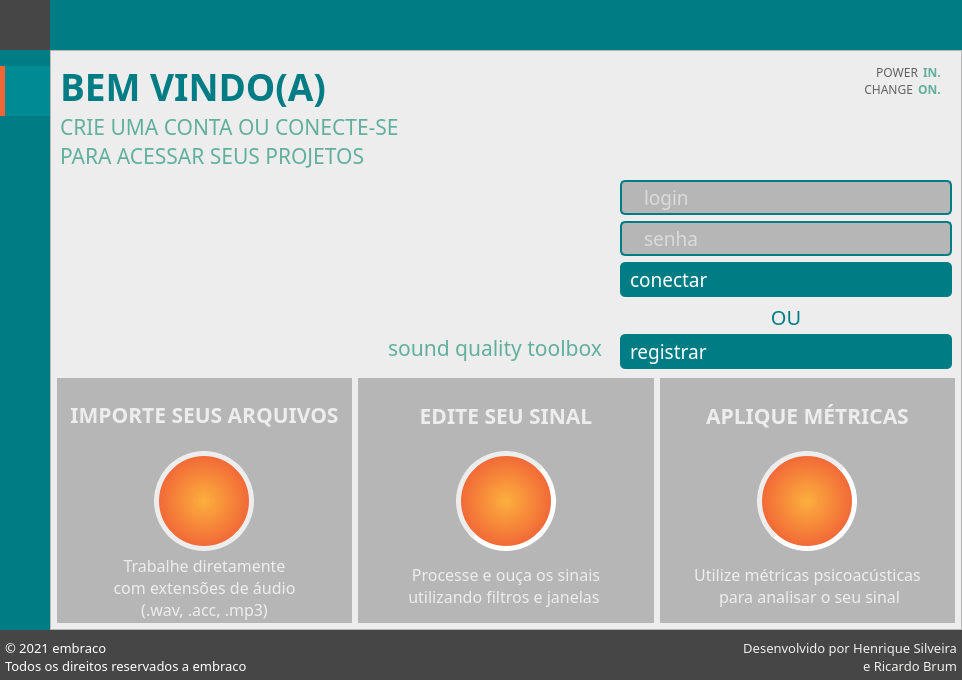
This is Forms/form.ui in henriquealende/PsychoBox as Qt 5 draws it before an edit. The edited form follows.
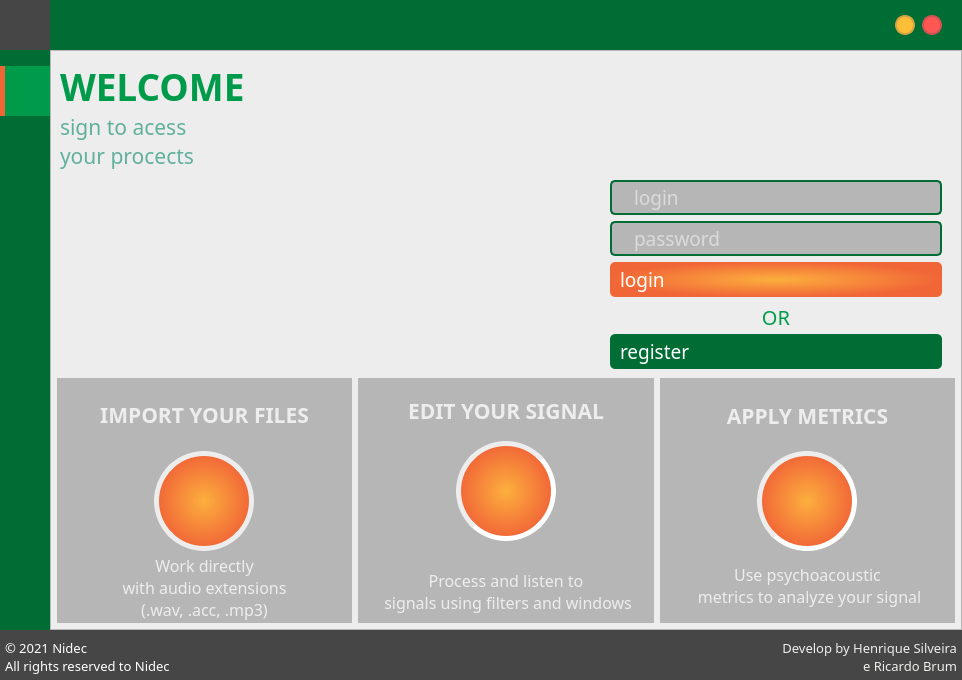
This is the edited form. Icons and pictures are not drawn.

Commit message: adding register, login and database

Patch:
```diff
--- a/Forms/form.ui
+++ b/Forms/form.ui
@@ -189,7 +189,7 @@
        <widget class="QFrame" name="frame_4">
         <property name="styleSheet">
          <string notr="true">QFrame{
-	background-color: rgb(0,124,132);
+	background-color : #006d34;
 }</string>
         </property>
         <property name="frameShape">
@@ -268,6 +268,15 @@
          </item>
          <item>
           <widget class="QFrame" name="frame_6">
+           <property name="maximumSize">
+            <size>
+             <width>75</width>
+             <height>16777215</height>
+            </size>
+           </property>
+           <property name="styleSheet">
+            <string notr="true"/>
+           </property>
            <property name="frameShape">
             <enum>QFrame::NoFrame</enum>
            </property>
@@ -279,39 +288,75 @@
              <number>0</number>
             </property>
             <property name="leftMargin">
-             <number>300</number>
+             <number>0</number>
             </property>
             <property name="topMargin">
              <number>0</number>
             </property>
             <property name="rightMargin">
-             <number>10</number>
+             <number>20</number>
             </property>
             <property name="bottomMargin">
              <number>0</number>
             </property>
-            <item>
-             <widget class="QLabel" name="label_3">
-              <property name="minimumSize">
+            <item alignment="Qt::AlignRight">
+             <widget class="QPushButton" name="minimizeButton">
+              <property name="maximumSize">
                <size>
-                <width>85</width>
-                <height>25</height>
+                <width>20</width>
+                <height>20</height>
                </size>
               </property>
+              <property name="styleSheet">
+               <string notr="true">QPushButton {
+	background-color: #ffbe38;
+	border-radius: 10px;
+	border: 2px solid  #d5a342;
+}
+
+QPushButton:hover {
+	background-color: rgb(255, 255, 58)
+}</string>
+              </property>
+              <property name="text">
+               <string/>
+              </property>
+              <property name="icon">
+               <iconset resource="../Resources/resourceGui.qrc">
+                <normaloff>:/icons/img/minus.png</normaloff>:/icons/img/minus.png</iconset>
+              </property>
+             </widget>
+            </item>
+            <item alignment="Qt::AlignRight">
+             <widget class="QPushButton" name="closeAllButton">
               <property name="maximumSize">
                <size>
-                <width>85</width>
-                <height>25</height>
+                <width>20</width>
+                <height>20</height>
                </size>
               </property>
+              <property name="styleSheet">
+               <string notr="true">QPushButton {
+	background-color: #fc5753;
+	border-radius: 10px;
+	border: 2px solid  #cf5254;
+}
+
+QPushButton:hover{
+	background-color: rgb(255, 119, 119)
+}</string>
+              </property>
               <property name="text">
                <string/>
               </property>
               <property name="pixmap">
                <pixmap resource="../Resources/resourceGui.qrc">:/logos/img/nidecLogo.png</pixmap>
               </property>
-              <property name="scaledContents">
-               <bool>true</bool>
+              <property name="iconSize">
+               <size>
+                <width>12</width>
+                <height>12</height>
+               </size>
               </property>
              </widget>
             </item>
@@ -400,12 +445,12 @@
            </property>
            <property name="styleSheet">
             <string notr="true">QFrame{
-	background-color: rgb(0,124,132);
+	background-color: #006d34;
 }
 QPushButton {
 	padding-left: 10px;
 	text-align: left;
-	background-color: rgb(0,124,132);
+	background-color: #006d34;
 	border:none;
 	color: rgb(255, 255, 255)
 }
@@ -419,7 +464,7 @@
 }
 
 QPushButton:checked {
-	background-color: rgb(0, 138, 147);
+	background-color:#009b4a;
 	padding-left: 5px;
 	border-left: 5px solid  rgb(241, 102, 55);
 }</string>
@@ -594,12 +639,12 @@
            </property>
            <property name="styleSheet">
             <string notr="true">QFrame{
-	background-color: rgb(0,124,132);
+	background-color: #006d34;
 }
 QPushButton {
 	padding-left: 14px;
 	text-align: left;
-	background-color:  rgb(0,124,132);
+	background-color:   #006d34;
 	border:none;
 	color: rgb(255, 255, 255)
 }
@@ -612,7 +657,7 @@
 }
 
 QPushButton:checked {
-	background-color: rgb(0, 138, 147);
+	background-color:  #006d34;
 	padding-left: 9px;
 	border-left: 5px solid  rgb(241, 102, 55);
 }</string>
@@ -893,10 +938,10 @@
                          </font>
                         </property>
                         <property name="styleSheet">
-                         <string notr="true">color: rgb(0,124,132);</string>
+                         <string notr="true">color: #009b4a;</string>
                         </property>
                         <property name="text">
-                         <string>BEM VINDO(A) </string>
+                         <string>WELCOME</string>
                         </property>
                         <property name="alignment">
                          <set>Qt::AlignBottom|Qt::AlignLeading|Qt::AlignLeft</set>
@@ -916,8 +961,8 @@
                          <string notr="true">color: rgb(97, 176, 155);</string>
                         </property>
                         <property name="text">
-                         <string>CRIE UMA CONTA OU CONECTE-SE 
-PARA ACESSAR SEUS PROJETOS</string>
+                         <string>sign to acess 
+your procects</string>
                         </property>
                         <property name="alignment">
                          <set>Qt::AlignLeading|Qt::AlignLeft|Qt::AlignTop</set>
@@ -927,284 +972,6 @@
                      </layout>
                     </widget>
                    </item>
-                   <item>
-                    <widget class="QFrame" name="frame_28">
-                     <property name="maximumSize">
-                      <size>
-                       <width>16777215</width>
-                       <height>16777215</height>
-                      </size>
-                     </property>
-                     <property name="frameShape">
-                      <enum>QFrame::NoFrame</enum>
-                     </property>
-                     <property name="frameShadow">
-                      <enum>QFrame::Raised</enum>
-                     </property>
-                     <layout class="QVBoxLayout" name="verticalLayout_18">
-                      <property name="spacing">
-                       <number>0</number>
-                      </property>
-                      <property name="leftMargin">
-                       <number>0</number>
-                      </property>
-                      <property name="topMargin">
-                       <number>0</number>
-                      </property>
-                      <property name="rightMargin">
-                       <number>0</number>
-                      </property>
-                      <property name="bottomMargin">
-                       <number>0</number>
-                      </property>
-                      <item>
-                       <widget class="QFrame" name="frame_29">
-                        <property name="maximumSize">
-                         <size>
-                          <width>16777215</width>
-                          <height>30</height>
-                         </size>
-                        </property>
-                        <property name="frameShape">
-                         <enum>QFrame::NoFrame</enum>
-                        </property>
-                        <property name="frameShadow">
-                         <enum>QFrame::Raised</enum>
-                        </property>
-                        <layout class="QHBoxLayout" name="horizontalLayout_17">
-                         <property name="spacing">
-                          <number>5</number>
-                         </property>
-                         <property name="leftMargin">
-                          <number>0</number>
-                         </property>
-                         <property name="topMargin">
-                          <number>0</number>
-                         </property>
-                         <property name="rightMargin">
-                          <number>18</number>
-                         </property>
-                         <property name="bottomMargin">
-                          <number>0</number>
-                         </property>
-                         <item>
-                          <widget class="QFrame" name="frame_30">
-                           <property name="frameShape">
-                            <enum>QFrame::NoFrame</enum>
-                           </property>
-                           <property name="frameShadow">
-                            <enum>QFrame::Raised</enum>
-                           </property>
-                          </widget>
-                         </item>
-                         <item>
-                          <widget class="QLabel" name="label_26">
-                           <property name="enabled">
-                            <bool>true</bool>
-                           </property>
-                           <property name="sizePolicy">
-                            <sizepolicy hsizetype="Preferred" vsizetype="Preferred">
-                             <horstretch>0</horstretch>
-                             <verstretch>0</verstretch>
-                            </sizepolicy>
-                           </property>
-                           <property name="minimumSize">
-                            <size>
-                             <width>50</width>
-                             <height>0</height>
-                            </size>
-                           </property>
-                           <property name="maximumSize">
-                            <size>
-                             <width>50</width>
-                             <height>16777215</height>
-                            </size>
-                           </property>
-                           <property name="font">
-                            <font>
-                             <family>PF BeauSans Pro</family>
-                            </font>
-                           </property>
-                           <property name="styleSheet">
-                            <string notr="true">color: rgb(97, 97, 97);</string>
-                           </property>
-                           <property name="text">
-                            <string>POWER</string>
-                           </property>
-                           <property name="alignment">
-                            <set>Qt::AlignBottom|Qt::AlignRight|Qt::AlignTrailing</set>
-                           </property>
-                          </widget>
-                         </item>
-                         <item>
-                          <widget class="QLabel" name="label_27">
-                           <property name="sizePolicy">
-                            <sizepolicy hsizetype="Preferred" vsizetype="Preferred">
-                             <horstretch>0</horstretch>
-                             <verstretch>0</verstretch>
-                            </sizepolicy>
-                           </property>
-                           <property name="minimumSize">
-                            <size>
-                             <width>20</width>
-                             <height>0</height>
-                            </size>
-                           </property>
-                           <property name="maximumSize">
-                            <size>
-                             <width>20</width>
-                             <height>16777215</height>
-                            </size>
-                           </property>
-                           <property name="font">
-                            <font>
-                             <family>PF BeauSans Pro</family>
-                             <bold>true</bold>
-                            </font>
-                           </property>
-                           <property name="styleSheet">
-                            <string notr="true">color: rgb(97, 176, 155);</string>
-                           </property>
-                           <property name="text">
-                            <string>IN.</string>
-                           </property>
-                           <property name="alignment">
-                            <set>Qt::AlignBottom|Qt::AlignLeading|Qt::AlignLeft</set>
-                           </property>
-                          </widget>
-                         </item>
-                        </layout>
-                       </widget>
-                      </item>
-                      <item>
-                       <widget class="QFrame" name="frame_31">
-                        <property name="maximumSize">
-                         <size>
-                          <width>16777215</width>
-                          <height>30</height>
-                         </size>
-                        </property>
-                        <property name="frameShape">
-                         <enum>QFrame::NoFrame</enum>
-                        </property>
-                        <property name="frameShadow">
-                         <enum>QFrame::Raised</enum>
-                        </property>
-                        <layout class="QHBoxLayout" name="horizontalLayout_18">
-                         <property name="spacing">
-                          <number>5</number>
-                         </property>
-                         <property name="leftMargin">
-                          <number>0</number>
-                         </property>
-                         <property name="topMargin">
-                          <number>0</number>
-                         </property>
-                         <property name="rightMargin">
-                          <number>18</number>
-                         </property>
-                         <property name="bottomMargin">
-                          <number>0</number>
-                         </property>
-                         <item>
-                          <widget class="QFrame" name="frame_32">
-                           <property name="frameShape">
-                            <enum>QFrame::NoFrame</enum>
-                           </property>
-                           <property name="frameShadow">
-                            <enum>QFrame::Raised</enum>
-                           </property>
-                          </widget>
-                         </item>
-                         <item>
-                          <widget class="QLabel" name="label_28">
-                           <property name="sizePolicy">
-                            <sizepolicy hsizetype="Preferred" vsizetype="Preferred">
-                             <horstretch>0</horstretch>
-                             <verstretch>0</verstretch>
-                            </sizepolicy>
-                           </property>
-                           <property name="minimumSize">
-                            <size>
-                             <width>60</width>
-                             <height>0</height>
-                            </size>
-                           </property>
-                           <property name="maximumSize">
-                            <size>
-                             <width>60</width>
-                             <height>16777215</height>
-                            </size>
-                           </property>
-                           <property name="font">
-                            <font>
-                             <family>PF BeauSans Pro</family>
-                            </font>
-                           </property>
-                           <property name="styleSheet">
-                            <string notr="true">color: rgb(97, 97, 97);</string>
-                           </property>
-                           <property name="text">
-                            <string>CHANGE</string>
-                           </property>
-                           <property name="alignment">
-                            <set>Qt::AlignRight|Qt::AlignTop|Qt::AlignTrailing</set>
-                           </property>
-                          </widget>
-                         </item>
-                         <item>
-                          <widget class="QLabel" name="label_29">
-                           <property name="sizePolicy">
-                            <sizepolicy hsizetype="Preferred" vsizetype="Preferred">
-                             <horstretch>0</horstretch>
-                             <verstretch>0</verstretch>
-                            </sizepolicy>
-                           </property>
-                           <property name="minimumSize">
-                            <size>
-                             <width>25</width>
-                             <height>0</height>
-                            </size>
-                           </property>
-                           <property name="maximumSize">
-                            <size>
-                             <width>25</width>
-                             <height>16777215</height>
-                            </size>
-                           </property>
-                           <property name="font">
-                            <font>
-                             <family>PF BeauSans Pro</family>
-                             <bold>true</bold>
-                            </font>
-                           </property>
-                           <property name="styleSheet">
-                            <string notr="true">color: rgb(97, 176, 155);</string>
-                           </property>
-                           <property name="text">
-                            <string>ON.</string>
-                           </property>
-                           <property name="alignment">
-                            <set>Qt::AlignLeading|Qt::AlignLeft|Qt::AlignTop</set>
-                           </property>
-                          </widget>
-                         </item>
-                        </layout>
-                       </widget>
-                      </item>
-                      <item>
-                       <widget class="QFrame" name="frame_33">
-                        <property name="frameShape">
-                         <enum>QFrame::NoFrame</enum>
-                        </property>
-                        <property name="frameShadow">
-                         <enum>QFrame::Raised</enum>
-                        </property>
-                       </widget>
-                      </item>
-                     </layout>
-                    </widget>
-                   </item>
                   </layout>
                  </widget>
                 </item>
@@ -1227,7 +994,7 @@
                     <number>0</number>
                    </property>
                    <property name="rightMargin">
-                    <number>0</number>
+                    <number>10</number>
                    </property>
                    <property name="bottomMargin">
                     <number>0</number>
@@ -1245,13 +1012,13 @@
                        <number>0</number>
                       </property>
                       <property name="leftMargin">
-                       <number>30</number>
+                       <number>0</number>
                       </property>
                       <property name="topMargin">
                        <number>0</number>
                       </property>
                       <property name="rightMargin">
-                       <number>9</number>
+                       <number>0</number>
                       </property>
                       <property name="bottomMargin">
                        <number>0</number>
@@ -1263,18 +1030,18 @@
                         </property>
                        </widget>
                       </item>
-                      <item>
+                      <item alignment="Qt::AlignHCenter|Qt::AlignVCenter">
                        <widget class="QLabel" name="label_31">
                         <property name="minimumSize">
                          <size>
-                          <width>400</width>
-                          <height>100</height>
+                          <width>300</width>
+                          <height>130</height>
                          </size>
                         </property>
                         <property name="maximumSize">
                          <size>
-                          <width>400</width>
-                          <height>100</height>
+                          <width>300</width>
+                          <height>130</height>
                          </size>
                         </property>
                         <property name="text">
@@ -1288,32 +1055,6 @@
                         </property>
                        </widget>
                       </item>
-                      <item>
-                       <widget class="QLabel" name="label_32">
-                        <property name="maximumSize">
-                         <size>
-                          <width>16777215</width>
-                          <height>45</height>
-                         </size>
-                        </property>
-                        <property name="font">
-                         <font>
-                          <family>PF BeauSans Pro</family>
-                          <pointsize>16</pointsize>
-                          <bold>false</bold>
-                         </font>
-                        </property>
-                        <property name="styleSheet">
-                         <string notr="true">color: rgb(97, 176, 155);</string>
-                        </property>
-                        <property name="text">
-                         <string>sound quality toolbox</string>
-                        </property>
-                        <property name="alignment">
-                         <set>Qt::AlignRight|Qt::AlignTop|Qt::AlignTrailing</set>
-                        </property>
-                       </widget>
-                      </item>
                      </layout>
                     </widget>
                    </item>
@@ -1333,7 +1074,7 @@
                      </property>
                      <property name="styleSheet">
                       <string notr="true">QLineEdit{
-	border: 2px solid rgb(0,124,132);
+	border: 2px solid #006d34;
 	border-radius: 5px;
 	color:rgb(255, 255, 255);
 	background-color: rgb(182, 182, 182);
@@ -1394,7 +1135,7 @@
                          <enum>QLineEdit::Password</enum>
                         </property>
                         <property name="placeholderText">
-                         <string>senha</string>
+                         <string>password</string>
                         </property>
                        </widget>
                       </item>
@@ -1414,11 +1155,10 @@
                         </property>
                         <property name="styleSheet">
                          <string notr="true">QPushButton {
-	padding-left: 10px;
+	padding-left:10px;
 	text-align: left;
-	border-radius: 5px;
-	background-color: rgb(0,124,132);
-	border:none;
+	background-color: qradialgradient(spread:pad, cx:0.5, cy:0.5, radius:0.5, fx:0.5, fy:0.5, stop:0 rgba(252, 175, 62,255), stop:1 rgba(241, 102, 55, 255));
+	border-radius:5px;
 	color: rgb(255, 255, 255)
 }
 
@@ -1429,10 +1169,12 @@
 QPushButton:pressed {
 	background-color: rgb(241, 102, 55)
 }
+
+
 </string>
                         </property>
                         <property name="text">
-                         <string>conectar</string>
+                         <string>login</string>
                         </property>
                        </widget>
                       </item>
@@ -1451,10 +1193,10 @@
                          </font>
                         </property>
                         <property name="styleSheet">
-                         <string notr="true">color: rgb(0,124,132);</string>
+                         <string notr="true">color: #009b4a;</string>
                         </property>
                         <property name="text">
-                         <string>OU</string>
+                         <string>OR</string>
                         </property>
                         <property name="alignment">
                          <set>Qt::AlignHCenter|Qt::AlignTop</set>
@@ -1480,7 +1222,7 @@
 	padding-left: 10px;
 	border-radius: 5px;
 	text-align: left;
-	background-color: rgb(0,124,132);
+	background-color:  #006d34;;
 	border:none;
 	color: rgb(255, 255, 255)
 }
@@ -1495,7 +1237,7 @@
 </string>
                         </property>
                         <property name="text">
-                         <string>registrar</string>
+                         <string>register</string>
                         </property>
                        </widget>
                       </item>
@@ -1589,7 +1331,7 @@
                       <string notr="true">color: rgb(237, 237, 237);</string>
                      </property>
                      <property name="text">
-                      <string>IMPORTE SEUS ARQUIVOS</string>
+                      <string>IMPORT YOUR FILES</string>
                      </property>
                      <property name="alignment">
                       <set>Qt::AlignCenter</set>
@@ -1665,8 +1407,8 @@
                       <string notr="true">color: rgb(237, 237, 237);</string>
                      </property>
                      <property name="text">
-                      <string>Trabalhe diretamente 
-com extensões de áudio 
+                      <string>Work directly 
+with audio extensions 
 (.wav, .acc, .mp3)</string>
                      </property>
                      <property name="alignment">
@@ -1704,7 +1446,7 @@
                       <string notr="true">color: rgb(237, 237, 237);</string>
                      </property>
                      <property name="text">
-                      <string>EDITE SEU SINAL</string>
+                      <string>EDIT YOUR SIGNAL</string>
                      </property>
                      <property name="alignment">
                       <set>Qt::AlignCenter</set>
@@ -1779,8 +1521,9 @@
                       <string notr="true">color: rgb(237, 237, 237);</string>
                      </property>
                      <property name="text">
-                      <string>Processe e ouça os sinais 
- utilizando filtros e janelas  </string>
+                      <string>
+Process and listen to 
+ signals using filters and windows</string>
                      </property>
                      <property name="alignment">
                       <set>Qt::AlignCenter</set>
@@ -1817,7 +1560,7 @@
                       <string notr="true">color: rgb(237, 237, 237);</string>
                      </property>
                      <property name="text">
-                      <string>APLIQUE MÉTRICAS</string>
+                      <string>APPLY METRICS</string>
                      </property>
                      <property name="alignment">
                       <set>Qt::AlignCenter</set>
@@ -1892,8 +1635,8 @@
                       <string notr="true">color: rgb(237, 237, 237);</string>
                      </property>
                      <property name="text">
-                      <string>Utilize métricas psicoacústicas 
- para analisar o seu sinal</string>
+                      <string>Use psychoacoustic 
+ metrics to analyze your signal</string>
                      </property>
                      <property name="alignment">
                       <set>Qt::AlignCenter</set>
@@ -8221,8 +7964,8 @@
          <string notr="true">color:rgb(255, 255, 255)</string>
         </property>
         <property name="text">
-         <string>© 2021 embraco
-Todos os direitos reservados a embraco </string>
+         <string>© 2021 Nidec
+All rights reserved to Nidec </string>
         </property>
         <property name="alignment">
          <set>Qt::AlignBottom|Qt::AlignLeading|Qt::AlignLeft</set>
@@ -8242,7 +7985,7 @@
          <string notr="true">color: rgb(238, 238, 236);</string>
         </property>
         <property name="text">
-         <string>Desenvolvido por Henrique Silveira
+         <string>Develop by Henrique Silveira
  e Ricardo Brum</string>
         </property>
         <property name="alignment">
```
Left out of the diff: 50 changed lines with no effect on the pictures. The commit also changes 10 other files.
